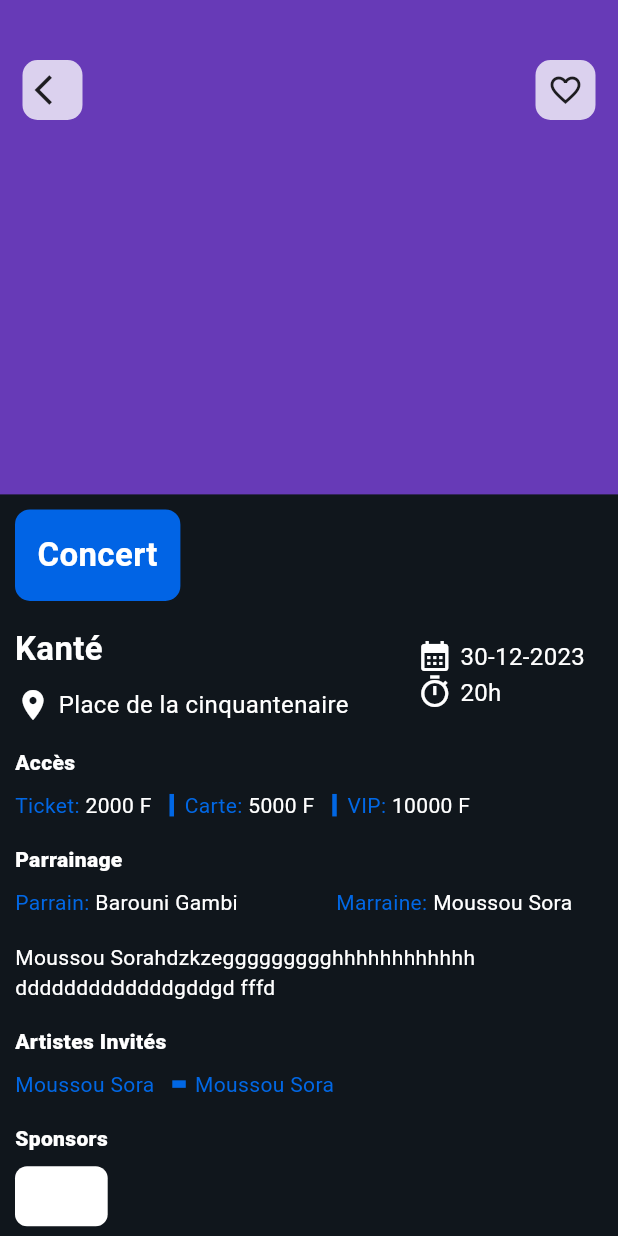
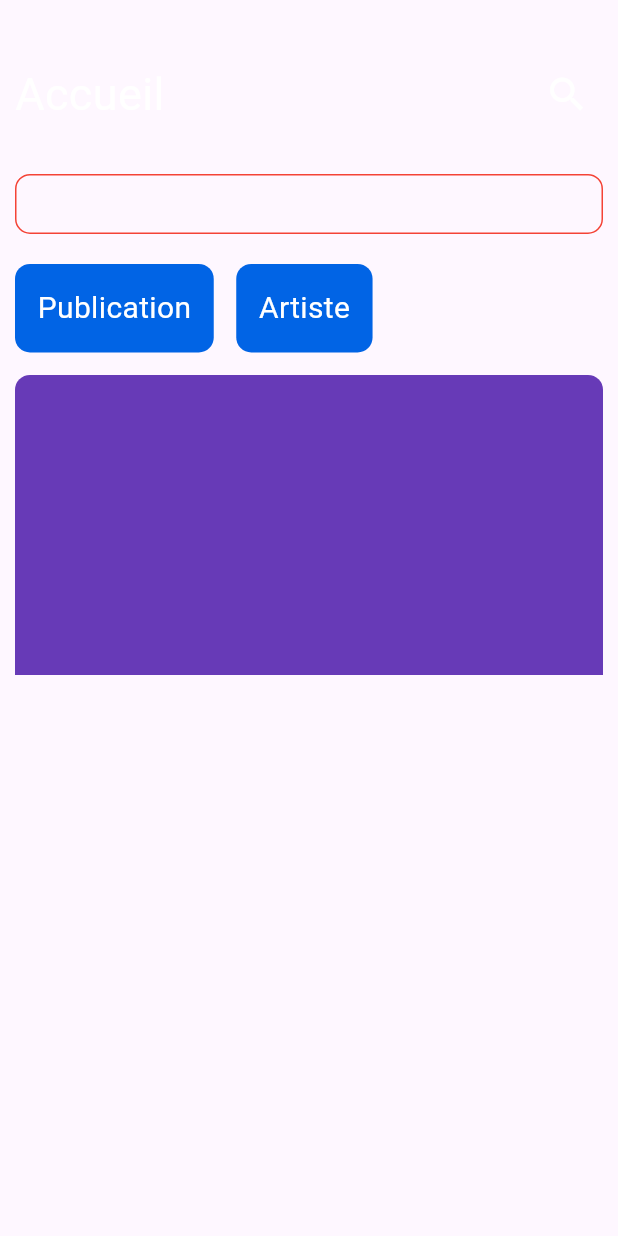
Before and after one commit to Abdouljr/MAli-Event-Front, a Flutter app: the screen it shows after launch, on a phone screen of 412 x 824 dp. Run offline on Flutter 3.47's test engine with Material 3 defaults, Android fonts, the light colour scheme and no system bars; our stand-ins replace curved_labeled_navigation_bar, flutter_custom_clippers.

Commit message:
finition page detail evenement et debut de la page favorie

```diff
--- a/lib/Screen/Evenement/Home_event.dart
+++ b/lib/Screen/Evenement/Home_event.dart
@@ -1,6 +1,7 @@
 import 'package:flutter/material.dart';
 import 'package:flutter/src/widgets/container.dart';
 import 'package:flutter/src/widgets/framework.dart';
+import 'package:front_mali_event/widget/entete_titre_icon.dart';
 
 import '../../widget/postEvent.dart';
 
@@ -26,27 +27,7 @@ class _AccueilEventState extends State<AccueilEvent> {
       child: SingleChildScrollView(
         child: Column(
           children: [
-            Container(
-              margin: const EdgeInsets.only(top: 20),
-              height: MediaQuery.of(context).size.height * .08,
-              child: Row(
-                mainAxisAlignment: MainAxisAlignment.spaceBetween,
-                children: [
-                  const Text(
-                    "Accueil",
-                    style: TextStyle(color: Colors.white, fontSize: 30),
-                  ),
-                  IconButton(
-                    icon: const Icon(Icons.search_sharp),
-                    iconSize: 30,
-                    color: Colors.white,
-                    onPressed: () {
-                      // MaterialPageRoute(builder: (context))
-                    },
-                  ),
-                ],
-              ),
-            ),
+            entete(),
             const SizedBox(
               height: 10,
             ),
--- a/lib/Screen/Evenement/details_event.dart
+++ b/lib/Screen/Evenement/details_event.dart
@@ -22,7 +22,11 @@ class _DetailsEventState extends State<DetailsEvent> {
         child: Column(
           children: [
             Container(
-              color: Colors.deepPurple,
+              decoration: const BoxDecoration(
+                image: DecorationImage(
+                    image: AssetImage("assets/images/sdiki.jpeg"),
+                    fit: BoxFit.cover),
+              ),
               height: size.height * .4,
               padding: const EdgeInsets.only(left: 15, right: 15, top: 40),
               child: Row(
@@ -221,12 +225,14 @@ class _DetailsEventState extends State<DetailsEvent> {
                     SizedBox(
                       height: size.height * .01,
                     ),
-                    Row(children: [
+                    Row(
+                        mainAxisAlignment: MainAxisAlignment.spaceBetween,
+                        children: [
                           Text("Parrain: ", style: TextStyle(color: texte)),
                           const Text("Barouni Gambi ",
                               style: TextStyle(color: Colors.white)),
                           SizedBox(
-                        width: size.width * .15,
+                            width: size.height * .018,
                           ),
                           Text("Marraine: ", style: TextStyle(color: texte)),
                           const Text("Moussou Sora ",
--- /dev/null
+++ b/lib/Screen/Favories/favorie artiste/favorie_artiste.dart
@@ -0,0 +1,68 @@
+import 'package:flutter/material.dart';
+
+import '../../../widget/entete_titre_icon.dart';
+
+class ArtisteFav extends StatelessWidget {
+  const ArtisteFav({super.key});
+
+  @override
+  Widget build(BuildContext context) {
+    return Scaffold(
+        body: SingleChildScrollView(
+      child: Padding(
+        padding: const EdgeInsets.all(10),
+        child: Column(
+          children: [
+            entete(),
+            SizedBox(height: 20),
+            Container(
+              width: double.infinity,
+              height: 40,
+              decoration: BoxDecoration(
+                  border:
+                      Border.all(color: Colors.red, style: BorderStyle.solid),
+                  borderRadius: BorderRadius.circular(10)),
+            ),
+            SizedBox(height: 20),
+            Row(
+              children: [
+                Container(
+                  padding: EdgeInsets.all(15),
+                  decoration: BoxDecoration(
+                    borderRadius: BorderRadius.circular(10),
+                    color: Color(0xFF0164E5),
+                  ),
+                  child: Text("Publication",
+                      style: TextStyle(fontSize: 20, color: Colors.white)),
+                ),
+                SizedBox(
+                  width: 15,
+                ),
+                Container(
+                  padding: EdgeInsets.all(15),
+                  decoration: BoxDecoration(
+                      borderRadius: BorderRadius.circular(10),
+                      color: Color(0xFF0164E5)),
+                  child: Text("Artiste",
+                      style: TextStyle(fontSize: 20, color: Colors.white)),
+                ),
+              ],
+            ),
+            SizedBox(
+              height: 15,
+            ),
+            Container(
+              height: 200,
+              width: MediaQuery.of(context).size.width,
+              decoration: BoxDecoration(
+                  color: Colors.deepPurple,
+                  borderRadius: BorderRadius.only(
+                      topLeft: Radius.circular(10),
+                      topRight: Radius.circular(10))),
+            ),
+          ],
+        ),
+      ),
+    ));
+  }
+}
--- a/lib/main.dart
+++ b/lib/main.dart
@@ -2,6 +2,7 @@ import 'package:flutter/material.dart';
 import 'package:front_mali_event/Screen/Evenement/details_event.dart';
 
 import 'Screen/Evenement/Home_event.dart';
+import 'Screen/Favories/favorie artiste/favorie_artiste.dart';
 
 void main() {
   runApp(const MyApp());
@@ -16,7 +17,7 @@ class MyApp extends StatelessWidget {
     return const MaterialApp(
       title: 'Mali event',
       debugShowCheckedModeBanner: false,
-      home: DetailsEvent(),
+      home: ArtisteFav(),
     );
   }
 }
--- /dev/null
+++ b/lib/widget/entete_titre_icon.dart
@@ -0,0 +1,32 @@
+import 'package:flutter/material.dart';
+
+class entete extends StatelessWidget {
+  const entete({
+    super.key,
+  });
+
+  @override
+  Widget build(BuildContext context) {
+    return Container(
+      margin: const EdgeInsets.only(top: 20),
+      height: MediaQuery.of(context).size.height * .08,
+      child: Row(
+        mainAxisAlignment: MainAxisAlignment.spaceBetween,
+        children: [
+          const Text(
+            "Accueil",
+            style: TextStyle(color: Colors.white, fontSize: 30),
+          ),
+          IconButton(
+            icon: const Icon(Icons.search_sharp),
+            iconSize: 30,
+            color: Colors.white,
+            onPressed: () {
+              // MaterialPageRoute(builder: (context))
+            },
+          ),
+        ],
+      ),
+    );
+  }
+}
```
Lines whose indentation alone changed are shown as unchanged.
